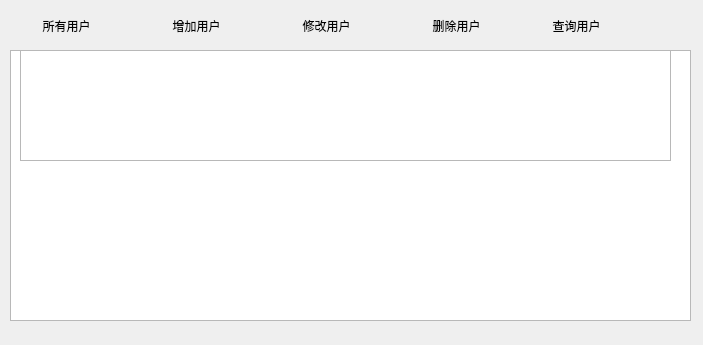
First picture: the form in UserList.ui, repository Hengqiaqia/ProjectServer, before the edit.
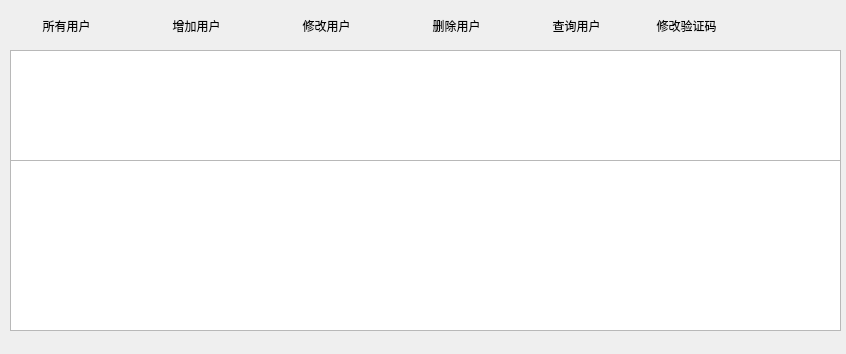
Second picture: the form after the edit. Icons and pictures are not drawn.

```diff
--- a/UserList.ui
+++ b/UserList.ui
@@ -6,8 +6,8 @@
    <rect>
     <x>0</x>
     <y>0</y>
-    <width>703</width>
-    <height>345</height>
+    <width>846</width>
+    <height>354</height>
    </rect>
   </property>
   <property name="windowTitle">
@@ -118,21 +118,41 @@
     <rect>
      <x>10</x>
      <y>50</y>
-     <width>681</width>
-     <height>271</height>
+     <width>831</width>
+     <height>281</height>
     </rect>
    </property>
   </widget>
   <widget class="QTextEdit" name="te_show">
    <property name="geometry">
     <rect>
-     <x>20</x>
+     <x>10</x>
      <y>50</y>
-     <width>651</width>
+     <width>831</width>
      <height>111</height>
     </rect>
    </property>
   </widget>
+  <widget class="QPushButton" name="btn_verify">
+   <property name="geometry">
+    <rect>
+     <x>630</x>
+     <y>10</y>
+     <width>113</width>
+     <height>32</height>
+    </rect>
+   </property>
+   <property name="styleSheet">
+    <string notr="true">font: 75 14pt &quot;Hannotate SC&quot;;
+background-image: url(:/new/prefix1/login.png);</string>
+   </property>
+   <property name="text">
+    <string>修改验证码</string>
+   </property>
+   <property name="flat">
+    <bool>true</bool>
+   </property>
+  </widget>
  </widget>
  <resources/>
  <connections/>
```
